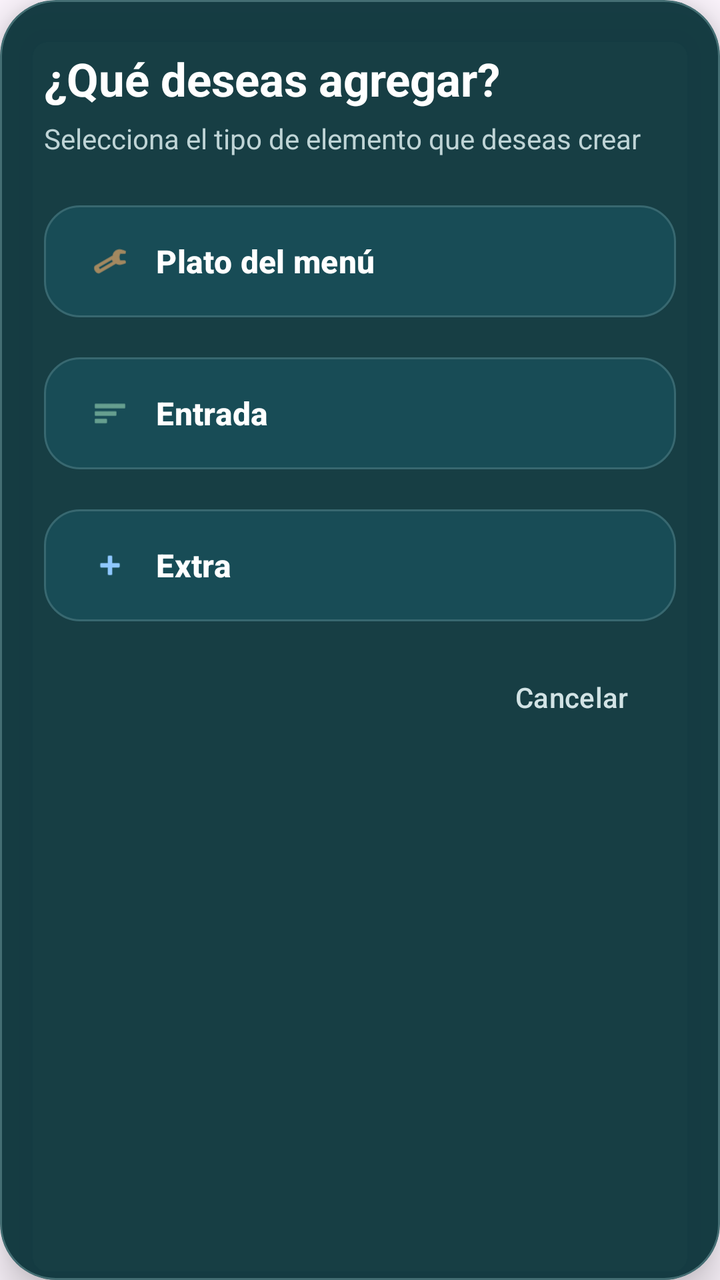
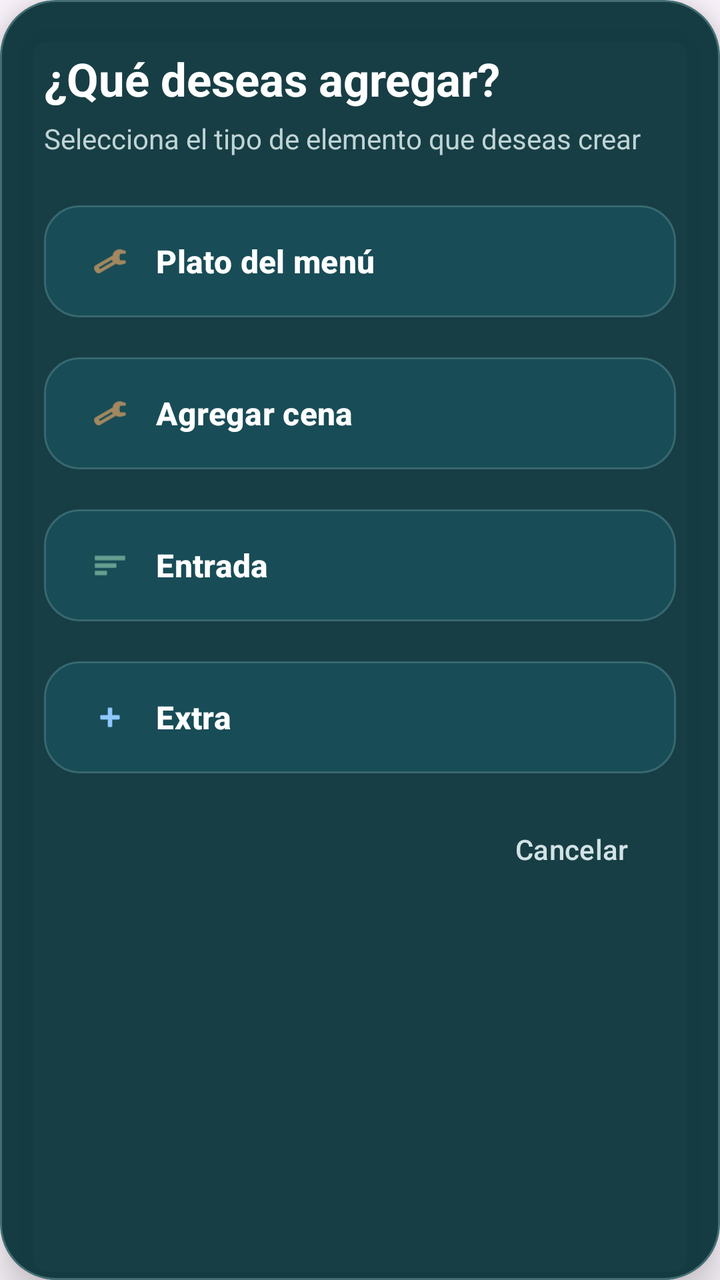

An Android layout rendered at two revisions. The XML below is the earlier revision; the diff shows what the commit changed to produce the second picture.
<!-- AndroidManifest.xml: application theme Theme.AppZetaAdmin -->
<!-- res/layout/dialog_seleccionar_tipo.xml -->
<?xml version="1.0" encoding="utf-8"?>
<com.google.android.material.card.MaterialCardView
    xmlns:android="http://schemas.android.com/apk/res/android"
    xmlns:app="http://schemas.android.com/apk/res-auto"
    android:layout_width="match_parent"
    android:layout_height="wrap_content"
    app:cardBackgroundColor="#F20B343A"
    app:cardCornerRadius="28dp"
    app:cardElevation="12dp"
    app:strokeColor="#6689B8BC"
    app:strokeWidth="1dp">

    <LinearLayout
        android:layout_width="match_parent"
        android:layout_height="wrap_content"
        android:orientation="vertical"
        android:paddingStart="22dp"
        android:paddingTop="24dp"
        android:paddingEnd="22dp"
        android:paddingBottom="16dp">

        <TextView
            android:layout_width="match_parent"
            android:layout_height="wrap_content"
            android:text="@string/admin_titulo_seleccionar_tipo"
            android:textColor="@android:color/white"
            android:textSize="23sp"
            android:textStyle="bold" />

        <TextView
            android:layout_width="match_parent"
            android:layout_height="wrap_content"
            android:layout_marginTop="5dp"
            android:layout_marginBottom="20dp"
            android:text="@string/admin_seleccionar_tipo_ayuda"
            android:textColor="#BFD4D6"
            android:textSize="14sp" />

        <com.google.android.material.button.MaterialButton
            android:id="@+id/btnTipoPlato"
            android:layout_width="match_parent"
            android:layout_height="64dp"
            android:gravity="center_vertical|start"
            android:text="@string/admin_tipo_plato"
            android:textAllCaps="false"
            android:textColor="@android:color/white"
            android:textSize="16sp"
            android:textStyle="bold"
            app:backgroundTint="#CC18515A"
            app:cornerRadius="18dp"
            app:icon="@android:drawable/ic_menu_manage"
            app:iconPadding="14dp"
            app:iconTint="#FFB066"
            app:strokeColor="#527CA3A8"
            app:strokeWidth="1dp" />

        <com.google.android.material.button.MaterialButton
            android:id="@+id/btnTipoEntrada"
            android:layout_width="match_parent"
            android:layout_height="64dp"
            android:layout_marginTop="12dp"
            android:gravity="center_vertical|start"
            android:text="@string/admin_tipo_entrada"
            android:textAllCaps="false"
            android:textColor="@android:color/white"
            android:textSize="16sp"
            android:textStyle="bold"
            app:backgroundTint="#CC18515A"
            app:cornerRadius="18dp"
            app:icon="@android:drawable/ic_menu_sort_by_size"
            app:iconPadding="14dp"
            app:iconTint="#9AD6B5"
            app:strokeColor="#527CA3A8"
            app:strokeWidth="1dp" />

        <com.google.android.material.button.MaterialButton
            android:id="@+id/btnTipoExtra"
            android:layout_width="match_parent"
            android:layout_height="64dp"
            android:layout_marginTop="12dp"
            android:gravity="center_vertical|start"
            android:text="@string/admin_tipo_extra"
            android:textAllCaps="false"
            android:textColor="@android:color/white"
            android:textSize="16sp"
            android:textStyle="bold"
            app:backgroundTint="#CC18515A"
            app:cornerRadius="18dp"
            app:icon="@android:drawable/ic_input_add"
            app:iconPadding="14dp"
            app:iconTint="#8FC8FF"
            app:strokeColor="#527CA3A8"
            app:strokeWidth="1dp" />

        <com.google.android.material.button.MaterialButton
            android:id="@+id/btnCancelarTipo"
            android:layout_width="wrap_content"
            android:layout_height="48dp"
            android:layout_gravity="end"
            android:layout_marginTop="10dp"
            android:minWidth="0dp"
            android:text="@string/admin_cancelar"
            android:textAllCaps="false"
            android:textColor="#D2E3E5"
            app:backgroundTint="@android:color/transparent"
            app:cornerRadius="14dp" />

    </LinearLayout>

</com.google.android.material.card.MaterialCardView>
<!-- resources referenced by this layout -->
<resources>
  <string name="admin_cancelar">Cancelar</string>
  <string name="admin_seleccionar_tipo_ayuda">Selecciona el tipo de elemento que deseas crear</string>
  <string name="admin_tipo_entrada">Entrada</string>
  <string name="admin_tipo_extra">Extra</string>
  <string name="admin_tipo_plato">Plato del menú</string>
  <string name="admin_titulo_seleccionar_tipo">¿Qué deseas agregar?</string>
  <style name="Theme.AppZetaAdmin" parent="Base.Theme.AppZetaAdmin" />
  <style name="Base.Theme.AppZetaAdmin" parent="Theme.Material3.DayNight.NoActionBar">
          
          
      </style>
</resources>

<!-- the commit's change to res/layout/dialog_seleccionar_tipo.xml (unified diff, before → after) -->
@@ -19,6 +19,7 @@
         android:paddingEnd="22dp"
         android:paddingBottom="16dp">
 
+        
         <TextView
             android:layout_width="match_parent"
             android:layout_height="wrap_content"
@@ -27,6 +28,7 @@
             android:textSize="23sp"
             android:textStyle="bold" />
 
+        
         <TextView
             android:layout_width="match_parent"
             android:layout_height="wrap_content"
@@ -36,6 +38,7 @@
             android:textColor="#BFD4D6"
             android:textSize="14sp" />
 
+        
         <com.google.android.material.button.MaterialButton
             android:id="@+id/btnTipoPlato"
             android:layout_width="match_parent"
@@ -54,6 +57,27 @@
             app:strokeColor="#527CA3A8"
             app:strokeWidth="1dp" />
 
+        
+        <com.google.android.material.button.MaterialButton
+            android:id="@+id/btnTipoCena"
+            android:layout_width="match_parent"
+            android:layout_height="64dp"
+            android:layout_marginTop="12dp"
+            android:gravity="center_vertical|start"
+            android:text="@string/admin_tipo_cena"
+            android:textAllCaps="false"
+            android:textColor="@android:color/white"
+            android:textSize="16sp"
+            android:textStyle="bold"
+            app:backgroundTint="#CC18515A"
+            app:cornerRadius="18dp"
+            app:icon="@android:drawable/ic_menu_manage"
+            app:iconPadding="14dp"
+            app:iconTint="#FFB066"
+            app:strokeColor="#527CA3A8"
+            app:strokeWidth="1dp" />
+
+        
         <com.google.android.material.button.MaterialButton
             android:id="@+id/btnTipoEntrada"
             android:layout_width="match_parent"
@@ -73,6 +97,7 @@
             app:strokeColor="#527CA3A8"
             app:strokeWidth="1dp" />
 
+        
         <com.google.android.material.button.MaterialButton
             android:id="@+id/btnTipoExtra"
             android:layout_width="match_parent"
@@ -92,6 +117,7 @@
             app:strokeColor="#527CA3A8"
             app:strokeWidth="1dp" />
 
+        
         <com.google.android.material.button.MaterialButton
             android:id="@+id/btnCancelarTipo"
             android:layout_width="wrap_content"
<!-- resource entries referenced after the edit -->
@@ -2,6 +2,7 @@
 <resources>
   <string name="admin_cancelar">Cancelar</string>
   <string name="admin_seleccionar_tipo_ayuda">Selecciona el tipo de elemento que deseas crear</string>
+  <string name="admin_tipo_cena">Agregar cena</string>
   <string name="admin_tipo_entrada">Entrada</string>
   <string name="admin_tipo_extra">Extra</string>
   <string name="admin_tipo_plato">Plato del menú</string>
